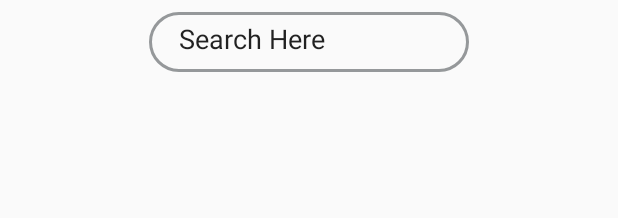
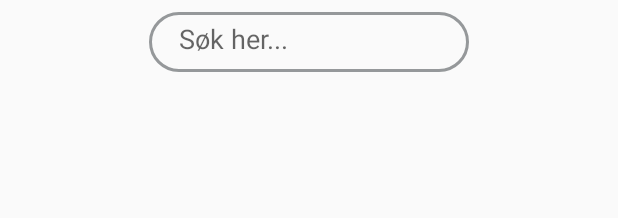
Before and after one commit to leventen95/Dagmamma, an Android app: the layout fragment_annonser.xml on its own in the app's theme, with its tools: preview values and no code run, on a phone screen of 412 x 824 dp. Shown: the top 218 px of the screen. Run offline under Robolectric (Android 15) with nearby library versions, the phone set to English and light mode, and no system bars.

Commit message:
Fiksa placeholder for searchbar

```diff
--- a/app/src/main/res/layout/fragment_annonser.xml
+++ b/app/src/main/res/layout/fragment_annonser.xml
@@ -25,11 +25,11 @@
         android:background="@layout/search_layout"
         android:ems="10"
         android:inputType="textPersonName"
+        android:hint="Søk her..."
         android:paddingLeft="20dp"
         android:paddingTop="10dp"
         android:paddingRight="20dp"
         android:paddingBottom="10dp"
-        android:text="Search Here"
         app:layout_constraintEnd_toEndOf="parent"
         app:layout_constraintStart_toStartOf="parent"
         app:layout_constraintTop_toTopOf="parent" />
```
